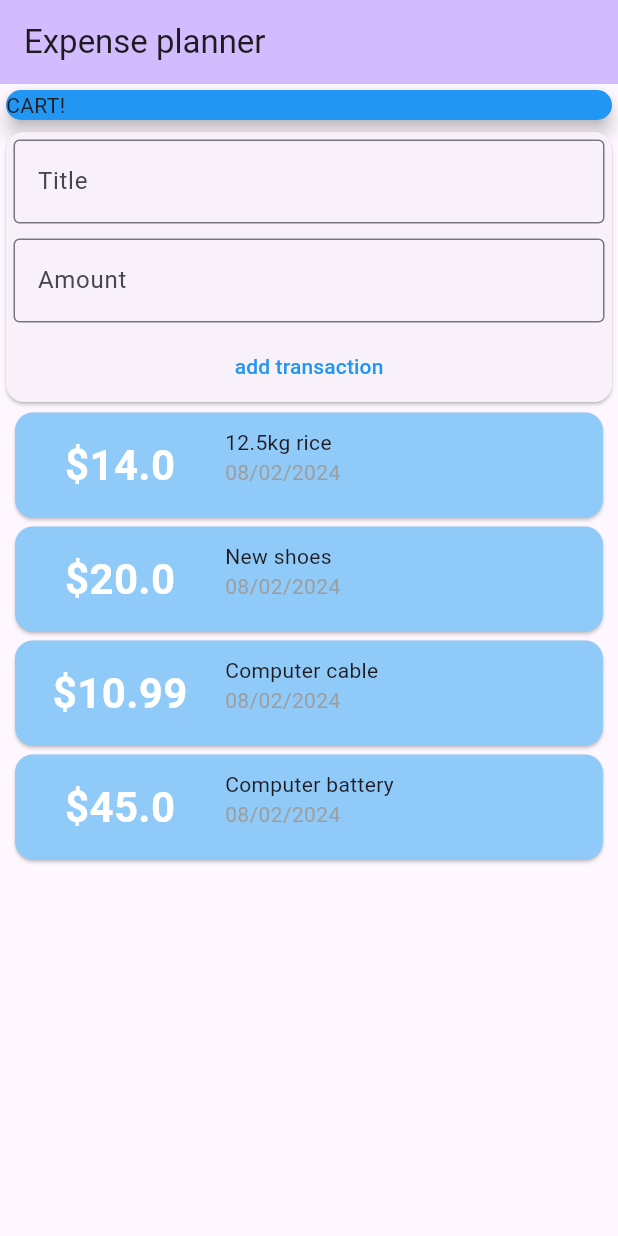
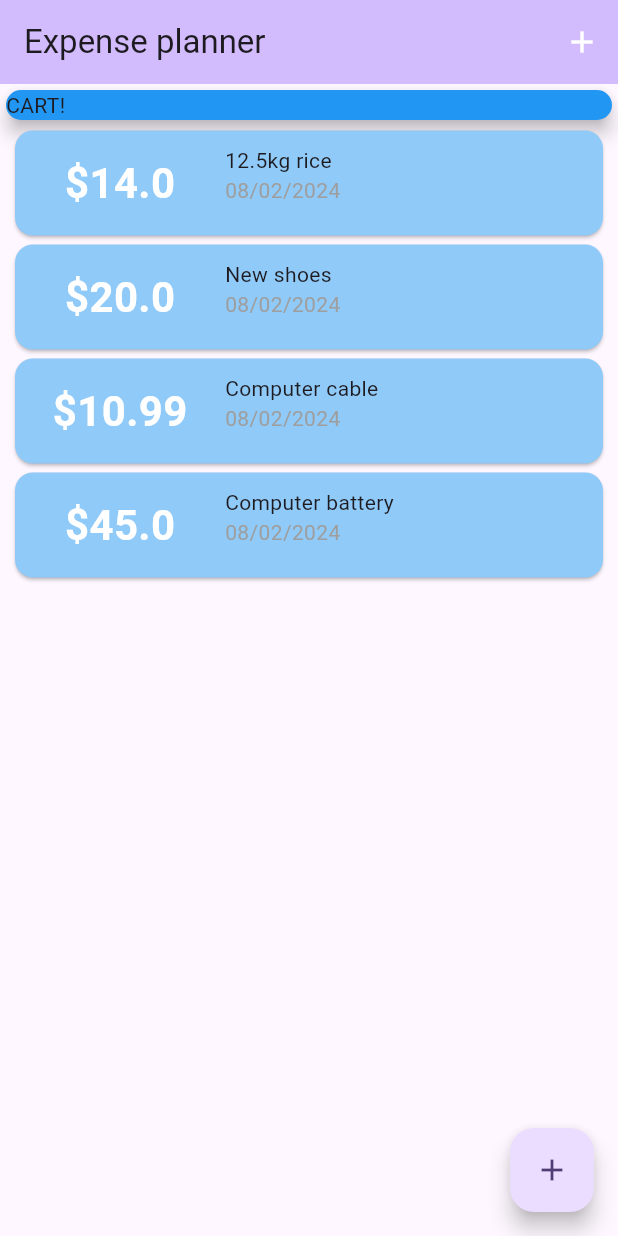
Before and after one commit to Tshobohwa/expense_planner, a Flutter app: the screen it shows after launch, on a phone screen of 412 x 824 dp. Run offline on Flutter 3.47's test engine with Material 3 defaults, Android fonts, the phone set to English and light mode, and no system bars.

```diff
--- a/lib/main.dart
+++ b/lib/main.dart
@@ -1,5 +1,10 @@
-import './widgets/user_transaction.dart';
+import './widgets/transaction_list.dart';
+
+import './widgets/new_transaction.dart';
+
 import 'package:flutter/material.dart';
+
+import '././models/transaction.dart';
 
 void main() {
   runApp(const MyApp());
@@ -16,16 +21,54 @@ class MyApp extends StatelessWidget {
         colorScheme: ColorScheme.fromSeed(seedColor: Colors.deepPurple),
         useMaterial3: true,
       ),
-      home: MyHomePage(),
+      home: const MyHomePage(),
     );
   }
 }
 
-class MyHomePage extends StatelessWidget {
-  MyHomePage({super.key});
+class MyHomePage extends StatefulWidget {
+  const MyHomePage({super.key});
 
+  @override
+  State<MyHomePage> createState() => _MyHomePageState();
+}
+
+class _MyHomePageState extends State<MyHomePage> {
   final titleController = TextEditingController();
   final amountController = TextEditingController();
+
+  final List<Transaction> _userTransactions = [
+    Transaction(
+        amount: 14.00, date: DateTime.now(), id: 't1', title: "12.5kg rice"),
+    Transaction(
+        amount: 20.00, date: DateTime.now(), id: 't2', title: "New shoes"),
+    Transaction(
+        amount: 10.99, date: DateTime.now(), id: 't3', title: "Computer cable"),
+    Transaction(
+        amount: 45.00,
+        date: DateTime.now(),
+        id: 't4',
+        title: "Computer battery"),
+  ];
+
+  void _addTransaction({required String title, required double amount}) {
+    final newTransaction = Transaction(
+        amount: amount,
+        date: DateTime.now(),
+        id: DateTime.now().toString(),
+        title: title);
+    setState(() {
+      _userTransactions.add(newTransaction);
+    });
+  }
+
+  void startAddNewTransaction(BuildContext context) {
+    showModalBottomSheet(
+        context: context,
+        builder: (ctx) {
+          return NewTransaction(addTransaction: _addTransaction);
+        });
+  }
 
   @override
   Widget build(BuildContext context) {
@@ -33,16 +76,28 @@ class MyHomePage extends StatelessWidget {
       appBar: AppBar(
           backgroundColor: Theme.of(context).colorScheme.inversePrimary,
           title: const Text("Expense planner"),
-        ),
-        body: const Column(
+          actions: [
+            IconButton(
+                onPressed: () => startAddNewTransaction(context),
+                icon: const Icon(
+                  Icons.add,
+                  color: Colors.white,
+                ))
+          ]),
+      body: Column(
         children: <Widget>[
-            Card(
+          const Card(
             elevation: 5,
             color: Colors.blue,
             child: SizedBox(width: double.infinity, child: Text("CART!")),
           ),
-            UserTransactions()
+          TransactionList(transactions: _userTransactions)
         ],
-        ));
+      ),
+      floatingActionButton: FloatingActionButton(
+        child: const Icon(Icons.add),
+        onPressed: () => startAddNewTransaction(context),
+      ),
+    );
   }
 }
--- a/lib/widgets/user_transaction.dart
+++ b/lib/widgets/user_transaction.dart
@@ -1,4 +1,3 @@
-import 'package:expense_planner/widgets/new_transaction.dart';
 import 'package:expense_planner/widgets/transaction_list.dart';
 import 'package:flutter/material.dart';
 import '../models/transaction.dart';
@@ -39,7 +38,6 @@ class _UserTransactionsState extends State<UserTransactions> {
   @override
   Widget build(BuildContext context) {
     return Column(children: <Widget>[
-      NewTransation(addTransaction: _addTransaction),
       TransactionList(transactions: _userTransactions),
     ]);
   }
```
Also changed, not shown: lib/widgets/new_transaction.dart (+23 -7 lines). Lines whose indentation alone changed are shown as unchanged.
